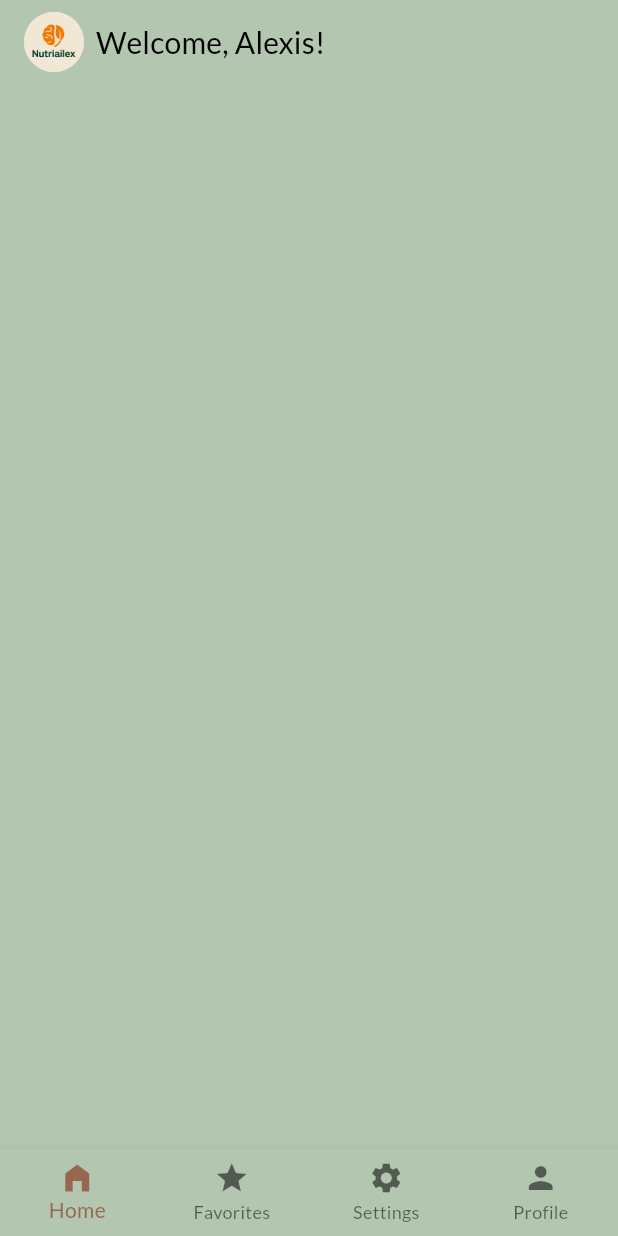
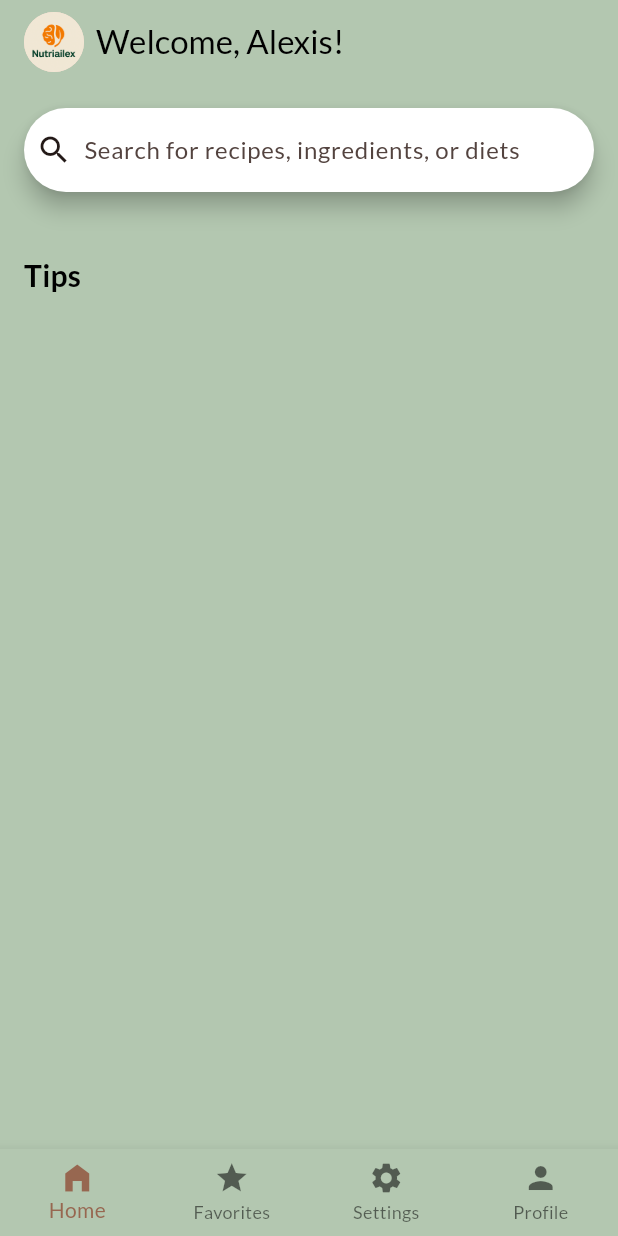
Before and after one commit to AlexisIvan2000/NutriAI_Lex, a Flutter app: the DashboardScreen screen opened directly, on a phone screen of 412 x 824 dp. Run offline on Flutter 3.47's test engine with Material 3 defaults, Android fonts, the phone set to English and light mode, and no system bars; our stand-ins replace google_fonts.

```diff
--- a/front_end/lib/screens/dashboard.dart
+++ b/front_end/lib/screens/dashboard.dart
@@ -9,6 +9,7 @@ class DashboardScreen extends StatefulWidget {
 }
 
 class _DashboardScreenState extends State<DashboardScreen> {
+  final _searchController = TextEditingController();
   @override
   Widget build(BuildContext context) {
     return Scaffold(
@@ -23,13 +24,12 @@ class _DashboardScreenState extends State<DashboardScreen> {
             const SizedBox(width: 8),
             Text(
               'Welcome, Alexis!',
-            style: Theme.of(context).textTheme.titleMedium!.copyWith(
-              fontSize: 20,
+              style: Theme.of(context).textTheme.titleLarge!.copyWith(
+                fontSize: 22,
                 fontWeight: FontWeight.w500,
                 color: Colors.black,
               ),
             ),
-
           ],
         ),
       ),
@@ -38,7 +38,22 @@ class _DashboardScreenState extends State<DashboardScreen> {
         child: Column(
           mainAxisAlignment: MainAxisAlignment.center,
           children: [
-
+            SearchBar(
+              backgroundColor: WidgetStateProperty.all(Colors.white),
+              controller: _searchController,
+              hintText: 'Search for recipes, ingredients, or diets',
+              leading: const Icon(Icons.search),
+            ),
+            const SizedBox(height: 20),
+            //  Other dashboard content goes here(macros)
+            const SizedBox(height: 20),
+            Align(
+              alignment: Alignment.centerLeft,
+              child: Text('Tips', style: Theme.of(context).textTheme.titleMedium!.copyWith(
+                fontSize: 20,
+                fontWeight: FontWeight.w600,
+              )),
+            ),
           ],
         ),
       ),
--- a/front_end/lib/widgets/dashboard/account_setting.dart
+++ b/front_end/lib/widgets/dashboard/account_setting.dart
@@ -83,7 +83,7 @@ class _AccountSettingState extends State<AccountSetting> {
                   onPressed: () {
                     // Handle edit action
                   },
-                  child: const Text('Edit Info'),
+                  child: const Text('Edit password'),
                 ),
                 TextButton(
                   onPressed: () {
--- a/front_end/lib/widgets/dashboard/app_setting.dart
+++ b/front_end/lib/widgets/dashboard/app_setting.dart
@@ -40,6 +40,7 @@ class _AppSettingState extends State<AppSetting> {
               children: [
                 Text('Language', style: Theme.of(context).textTheme.bodyMedium),
                 DropdownButton(
+                  borderRadius: BorderRadius.circular(8.0),
                   items: Db.languages.map((level) {
                     return DropdownMenuItem(
                       value: level,
@@ -64,6 +65,7 @@ class _AppSettingState extends State<AppSetting> {
               children: [
                 Text('Theme', style: Theme.of(context).textTheme.bodyMedium),
                 DropdownButton(
+                  borderRadius: BorderRadius.circular(8.0),
                   items: Db.themes.map((level) {
                     return DropdownMenuItem(
                       value: level,
```
Also changed, not shown: front_end/lib/widgets/dashboard/tips.dart (added), front_end/lib/widgets/data_form.dart (line endings or trailing spaces), 1 other file. Lines whose indentation alone changed are shown as unchanged.
